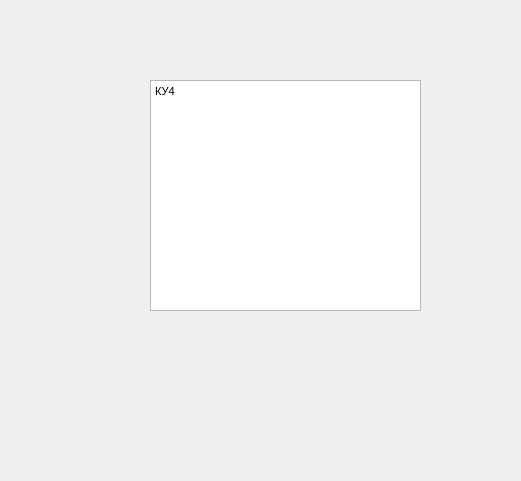
Aleksandra06/Travel_guide, file Kurse/fourth_sub_menu_widget.ui: the form before one commit.
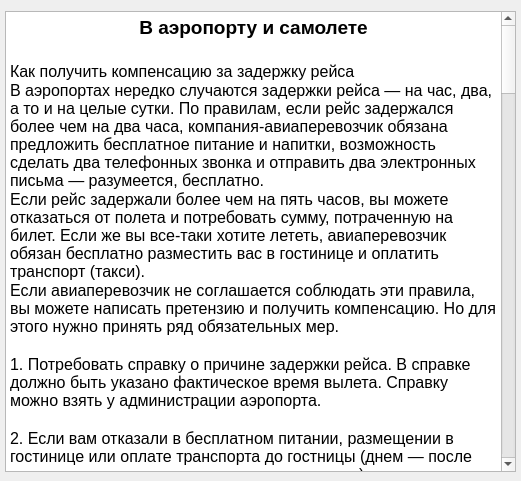
The form after the commit.

Commit message: Добавление информации в первом пункте меню, создание списочного интерфейса

Patch:
```diff
--- a/Kurse/fourth_sub_menu_widget.ui
+++ b/Kurse/fourth_sub_menu_widget.ui
@@ -13,13 +13,13 @@
   <property name="windowTitle">
    <string>Form</string>
   </property>
-  <widget class="QTextEdit" name="textEdit">
+  <widget class="QTextBrowser" name="textBrowser">
    <property name="geometry">
     <rect>
-     <x>150</x>
-     <y>80</y>
-     <width>271</width>
-     <height>231</height>
+     <x>5</x>
+     <y>11</y>
+     <width>511</width>
+     <height>461</height>
     </rect>
    </property>
    <property name="html">
@@ -27,8 +27,69 @@
 &lt;html&gt;&lt;head&gt;&lt;meta name=&quot;qrichtext&quot; content=&quot;1&quot; /&gt;&lt;style type=&quot;text/css&quot;&gt;
 p, li { white-space: pre-wrap; }
 &lt;/style&gt;&lt;/head&gt;&lt;body style=&quot; font-family:'MS Shell Dlg 2'; font-size:8.25pt; font-weight:400; font-style:normal;&quot;&gt;
-&lt;p style=&quot; margin-top:0px; margin-bottom:0px; margin-left:0px; margin-right:0px; -qt-block-indent:0; text-indent:0px;&quot;&gt;КУ4&lt;/p&gt;
-&lt;p style=&quot;-qt-paragraph-type:empty; margin-top:0px; margin-bottom:0px; margin-left:0px; margin-right:0px; -qt-block-indent:0; text-indent:0px;&quot;&gt;&lt;br /&gt;&lt;/p&gt;&lt;/body&gt;&lt;/html&gt;</string>
+&lt;p align=&quot;center&quot; style=&quot; margin-top:0px; margin-bottom:0px; margin-left:0px; margin-right:0px; -qt-block-indent:0; text-indent:0px;&quot;&gt;&lt;span style=&quot; font-size:14pt; font-weight:600;&quot;&gt;В аэропорту и самолете&lt;/span&gt;&lt;/p&gt;
+&lt;p align=&quot;center&quot; style=&quot;-qt-paragraph-type:empty; margin-top:0px; margin-bottom:0px; margin-left:0px; margin-right:0px; -qt-block-indent:0; text-indent:0px; font-size:14pt; font-weight:600;&quot;&gt;&lt;br /&gt;&lt;/p&gt;
+&lt;p style=&quot; margin-top:0px; margin-bottom:0px; margin-left:0px; margin-right:0px; -qt-block-indent:0; text-indent:0px;&quot;&gt;&lt;span style=&quot; font-size:12pt;&quot;&gt;Как получить компенсацию за задержку рейса&lt;/span&gt;&lt;/p&gt;
+&lt;p style=&quot; margin-top:0px; margin-bottom:0px; margin-left:0px; margin-right:0px; -qt-block-indent:0; text-indent:0px;&quot;&gt;&lt;span style=&quot; font-size:12pt;&quot;&gt;В аэропортах нередко случаются задержки рейса — на час, два, а то и на целые сутки. По правилам, если рейс задержался более чем на два часа, компания-авиаперевозчик обязана предложить бесплатное питание и напитки, возможность сделать два телефонных звонка и отправить два электронных письма — разумеется, бесплатно.&lt;/span&gt;&lt;/p&gt;
+&lt;p style=&quot; margin-top:0px; margin-bottom:0px; margin-left:0px; margin-right:0px; -qt-block-indent:0; text-indent:0px;&quot;&gt;&lt;span style=&quot; font-size:12pt;&quot;&gt;Если рейс задержали более чем на пять часов, вы можете отказаться от полета и потребовать сумму, потраченную на билет. Если же вы все-таки хотите лететь, авиаперевозчик обязан бесплатно разместить вас в гостинице и оплатить транспорт (такси).&lt;/span&gt;&lt;/p&gt;
+&lt;p style=&quot; margin-top:0px; margin-bottom:0px; margin-left:0px; margin-right:0px; -qt-block-indent:0; text-indent:0px;&quot;&gt;&lt;span style=&quot; font-size:12pt;&quot;&gt;Если авиаперевозчик не соглашается соблюдать эти правила, вы можете написать претензию и получить компенсацию. Но для этого нужно принять ряд обязательных мер.&lt;/span&gt;&lt;/p&gt;
+&lt;p style=&quot;-qt-paragraph-type:empty; margin-top:0px; margin-bottom:0px; margin-left:0px; margin-right:0px; -qt-block-indent:0; text-indent:0px; font-size:12pt;&quot;&gt;&lt;br /&gt;&lt;/p&gt;
+&lt;p style=&quot; margin-top:0px; margin-bottom:0px; margin-left:0px; margin-right:0px; -qt-block-indent:0; text-indent:0px;&quot;&gt;&lt;span style=&quot; font-size:12pt;&quot;&gt;1. Потребовать справку о причине задержки рейса. В справке должно быть указано фактическое время вылета. Справку можно взять у администрации аэропорта.&lt;/span&gt;&lt;/p&gt;
+&lt;p style=&quot;-qt-paragraph-type:empty; margin-top:0px; margin-bottom:0px; margin-left:0px; margin-right:0px; -qt-block-indent:0; text-indent:0px; font-size:12pt;&quot;&gt;&lt;br /&gt;&lt;/p&gt;
+&lt;p style=&quot; margin-top:0px; margin-bottom:0px; margin-left:0px; margin-right:0px; -qt-block-indent:0; text-indent:0px;&quot;&gt;&lt;span style=&quot; font-size:12pt;&quot;&gt;2. Если вам отказали в бесплатном питании, размещении в гостинице или оплате транспорта до гостницы (днем — после восьми часов задержки, ночью — после шести), то сохраните все чеки, которые подтвердят ваши расходы: билеты на общественный транспорт, чеки за покупку еды и напитков, лекарства, счет из гостиницы.&lt;/span&gt;&lt;/p&gt;
+&lt;p style=&quot;-qt-paragraph-type:empty; margin-top:0px; margin-bottom:0px; margin-left:0px; margin-right:0px; -qt-block-indent:0; text-indent:0px; font-size:12pt;&quot;&gt;&lt;br /&gt;&lt;/p&gt;
+&lt;p style=&quot; margin-top:0px; margin-bottom:0px; margin-left:0px; margin-right:0px; -qt-block-indent:0; text-indent:0px;&quot;&gt;&lt;span style=&quot; font-size:12pt;&quot;&gt;3. После того как вы добрались до места назначения, сразу напишите претензию в авиакомпанию, приложив к ней все копии документов.&lt;/span&gt;&lt;/p&gt;
+&lt;p style=&quot;-qt-paragraph-type:empty; margin-top:0px; margin-bottom:0px; margin-left:0px; margin-right:0px; -qt-block-indent:0; text-indent:0px; font-size:12pt;&quot;&gt;&lt;br /&gt;&lt;/p&gt;
+&lt;p style=&quot; margin-top:0px; margin-bottom:0px; margin-left:0px; margin-right:0px; -qt-block-indent:0; text-indent:0px;&quot;&gt;&lt;span style=&quot; font-size:12pt;&quot;&gt;4. Если из-за задержки рейса сорвалась деловая встреча, аннулирована бронь в отеле или возникли еще какие-то неприятности, связанные с убытками, вы вправе требовать компенсации.&lt;/span&gt;&lt;/p&gt;
+&lt;p style=&quot;-qt-paragraph-type:empty; margin-top:0px; margin-bottom:0px; margin-left:0px; margin-right:0px; -qt-block-indent:0; text-indent:0px; font-size:12pt;&quot;&gt;&lt;br /&gt;&lt;/p&gt;
+&lt;p style=&quot; margin-top:0px; margin-bottom:0px; margin-left:0px; margin-right:0px; -qt-block-indent:0; text-indent:0px;&quot;&gt;&lt;span style=&quot; font-size:12pt;&quot;&gt;5. Если авиакомпания проигнорировала вашу претензию, вы можете обратиться в суд, приложив копии авиабилета с отметкой о задержке и прочие документы, подтверждающие ваши убытки и расходы.&lt;/span&gt;&lt;/p&gt;
+&lt;p style=&quot; margin-top:0px; margin-bottom:0px; margin-left:0px; margin-right:0px; -qt-block-indent:0; text-indent:0px;&quot;&gt;&lt;span style=&quot; font-size:12pt;&quot;&gt;Если вы летите в Европу или из Европы и рейс придется ждать более двух часов (кроме задержек, связанных с погодными условиями), можно получить компенсацию проще, не составляя лично никаких претензий. Для этого нужно обратиться в специальных сервис AirHelp.&lt;/span&gt;&lt;/p&gt;
+&lt;p style=&quot;-qt-paragraph-type:empty; margin-top:0px; margin-bottom:0px; margin-left:0px; margin-right:0px; -qt-block-indent:0; text-indent:0px; font-size:12pt;&quot;&gt;&lt;br /&gt;&lt;/p&gt;
+&lt;p style=&quot; margin-top:0px; margin-bottom:0px; margin-left:0px; margin-right:0px; -qt-block-indent:0; text-indent:0px;&quot;&gt;&lt;span style=&quot; font-size:12pt;&quot;&gt;Вам нужно только ввести номер рейса, прочитать информацию о денежной компенсации, которую вам пришлет AirHelp, и получить свои деньги. Поскольку сервис составит за вас претензию и, в случае отказа авиаперевозчика от выплат, даже может довести дело до суда. За работу полагается комиссия — 25% от денег, которые вы получите.&lt;/span&gt;&lt;/p&gt;
+&lt;p style=&quot;-qt-paragraph-type:empty; margin-top:0px; margin-bottom:0px; margin-left:0px; margin-right:0px; -qt-block-indent:0; text-indent:0px; font-size:12pt;&quot;&gt;&lt;br /&gt;&lt;/p&gt;
+&lt;p style=&quot; margin-top:0px; margin-bottom:0px; margin-left:0px; margin-right:0px; -qt-block-indent:0; text-indent:0px;&quot;&gt;&lt;span style=&quot; font-size:12pt;&quot;&gt;Примерные суммы компенсаций: если расстояние рейса меньше 1500 км — 250 евро, от 1500 до 3500 км — 400 евро, более 3500 км — 600 евро.&lt;/span&gt;&lt;/p&gt;
+&lt;p style=&quot; margin-top:0px; margin-bottom:0px; margin-left:0px; margin-right:0px; -qt-block-indent:0; text-indent:0px;&quot;&gt;&lt;span style=&quot; font-size:12pt;&quot;&gt;Что нужно взять с собой на случай задержки рейса&lt;/span&gt;&lt;/p&gt;
+&lt;p style=&quot; margin-top:0px; margin-bottom:0px; margin-left:0px; margin-right:0px; -qt-block-indent:0; text-indent:0px;&quot;&gt;&lt;span style=&quot; font-size:12pt;&quot;&gt;С компенсацией или без, вам все-таки придется ждать рейс, так что стоит заранее позаботиться о развлечениях на такой случай.&lt;/span&gt;&lt;/p&gt;
+&lt;p style=&quot; margin-top:0px; margin-bottom:0px; margin-left:0px; margin-right:0px; -qt-block-indent:0; text-indent:0px;&quot;&gt;&lt;span style=&quot; font-size:12pt;&quot;&gt;На случай задержки возьмите с собой:&lt;/span&gt;&lt;/p&gt;
+&lt;p style=&quot; margin-top:0px; margin-bottom:0px; margin-left:0px; margin-right:0px; -qt-block-indent:0; text-indent:0px;&quot;&gt;&lt;span style=&quot; font-size:12pt;&quot;&gt;книгу — обычную или электронную;&lt;/span&gt;&lt;/p&gt;
+&lt;p style=&quot; margin-top:0px; margin-bottom:0px; margin-left:0px; margin-right:0px; -qt-block-indent:0; text-indent:0px;&quot;&gt;&lt;span style=&quot; font-size:12pt;&quot;&gt;полностью заряженный планшет;&lt;/span&gt;&lt;/p&gt;
+&lt;p style=&quot; margin-top:0px; margin-bottom:0px; margin-left:0px; margin-right:0px; -qt-block-indent:0; text-indent:0px;&quot;&gt;&lt;span style=&quot; font-size:12pt;&quot;&gt;портативную батарею для зарядки гаджетов (они недорого стоят и пригодятся не только в аэропорту);&lt;/span&gt;&lt;/p&gt;
+&lt;p style=&quot; margin-top:0px; margin-bottom:0px; margin-left:0px; margin-right:0px; -qt-block-indent:0; text-indent:0px;&quot;&gt;&lt;span style=&quot; font-size:12pt;&quot;&gt;журналы для легкого чтения;&lt;/span&gt;&lt;/p&gt;
+&lt;p style=&quot; margin-top:0px; margin-bottom:0px; margin-left:0px; margin-right:0px; -qt-block-indent:0; text-indent:0px;&quot;&gt;&lt;span style=&quot; font-size:12pt;&quot;&gt;пустую бутылку для воды (можно наполнить из фонтанчика);&lt;/span&gt;&lt;/p&gt;
+&lt;p style=&quot; margin-top:0px; margin-bottom:0px; margin-left:0px; margin-right:0px; -qt-block-indent:0; text-indent:0px;&quot;&gt;&lt;span style=&quot; font-size:12pt;&quot;&gt;легкие закуски вроде орешков или смеси сухофруктов;&lt;/span&gt;&lt;/p&gt;
+&lt;p style=&quot; margin-top:0px; margin-bottom:0px; margin-left:0px; margin-right:0px; -qt-block-indent:0; text-indent:0px;&quot;&gt;&lt;span style=&quot; font-size:12pt;&quot;&gt;подушку для шеи;&lt;/span&gt;&lt;/p&gt;
+&lt;p style=&quot; margin-top:0px; margin-bottom:0px; margin-left:0px; margin-right:0px; -qt-block-indent:0; text-indent:0px;&quot;&gt;&lt;span style=&quot; font-size:12pt;&quot;&gt;обезболивающее или снотворное.&lt;/span&gt;&lt;/p&gt;
+&lt;p style=&quot;-qt-paragraph-type:empty; margin-top:0px; margin-bottom:0px; margin-left:0px; margin-right:0px; -qt-block-indent:0; text-indent:0px; font-size:12pt;&quot;&gt;&lt;br /&gt;&lt;/p&gt;
+&lt;p style=&quot; margin-top:0px; margin-bottom:0px; margin-left:0px; margin-right:0px; -qt-block-indent:0; text-indent:0px;&quot;&gt;&lt;span style=&quot; font-size:12pt;&quot;&gt;Трудно переоценить значение бесплатного Wi-Fi в аэропорту, но, к сожалению, он есть не везде. Решить эту проблему можно следующими способами.&lt;/span&gt;&lt;/p&gt;
+&lt;p style=&quot;-qt-paragraph-type:empty; margin-top:0px; margin-bottom:0px; margin-left:0px; margin-right:0px; -qt-block-indent:0; text-indent:0px; font-size:12pt;&quot;&gt;&lt;br /&gt;&lt;/p&gt;
+&lt;p style=&quot; margin-top:0px; margin-bottom:0px; margin-left:0px; margin-right:0px; -qt-block-indent:0; text-indent:0px;&quot;&gt;&lt;span style=&quot; font-size:12pt;&quot;&gt;1. Заранее установите на свое устройство приложение Skype Wi-Fi. Благодаря балансовому счету Skype у вас практически всегда будет доступ к интернету. Если Skype есть на ноутбуке, а на счете есть деньги, вы практически всегда сможете сделать видеозвонок, зачекиниться, проверить email.&lt;/span&gt;&lt;/p&gt;
+&lt;p style=&quot;-qt-paragraph-type:empty; margin-top:0px; margin-bottom:0px; margin-left:0px; margin-right:0px; -qt-block-indent:0; text-indent:0px; font-size:12pt;&quot;&gt;&lt;br /&gt;&lt;/p&gt;
+&lt;p style=&quot; margin-top:0px; margin-bottom:0px; margin-left:0px; margin-right:0px; -qt-block-indent:0; text-indent:0px;&quot;&gt;&lt;span style=&quot; font-size:12pt;&quot;&gt;2. Используйте сеть мобильных операторов. В аэропорту нередко встречаются сети вроде Deutsche Telekom Free Wi-Fi или других мобильных операторов. При попытке подключиться к сети вам может попасться выгодное предложение — обменять номер телефона на полчаса доступа в интернет.&lt;/span&gt;&lt;/p&gt;
+&lt;p style=&quot;-qt-paragraph-type:empty; margin-top:0px; margin-bottom:0px; margin-left:0px; margin-right:0px; -qt-block-indent:0; text-indent:0px; font-size:12pt;&quot;&gt;&lt;br /&gt;&lt;/p&gt;
+&lt;p style=&quot; margin-top:0px; margin-bottom:0px; margin-left:0px; margin-right:0px; -qt-block-indent:0; text-indent:0px;&quot;&gt;&lt;span style=&quot; font-size:12pt;&quot;&gt;3. Найти Wi-Fi через Foursquare. Вы можете поискать точки Wi-Fi с помощью мобильного интернета, если у вас не очень дорогой роуминг, или подготовиться заранее и выяснить все об аэропорте еще дома. Находите на Foursquare свой аэропорт, в форме поиска по «типсам» набирате «Wi-Fi» и смотрите все, что об этом написали другие пользователи.&lt;/span&gt;&lt;/p&gt;
+&lt;p style=&quot;-qt-paragraph-type:empty; margin-top:0px; margin-bottom:0px; margin-left:0px; margin-right:0px; -qt-block-indent:0; text-indent:0px; font-size:12pt;&quot;&gt;&lt;br /&gt;&lt;/p&gt;
+&lt;p style=&quot; margin-top:0px; margin-bottom:0px; margin-left:0px; margin-right:0px; -qt-block-indent:0; text-indent:0px;&quot;&gt;&lt;span style=&quot; font-size:12pt;&quot;&gt;4. Попросите у ожидающих. Если у вас есть серьезное дело, можно попросить воспользоваться интернетом на несколько минут. В аэропорту есть не только туристы, но и местные с предоплаченным интернетом 3G и 4G, которые наверняка вам не откажут.&lt;/span&gt;&lt;/p&gt;
+&lt;p style=&quot;-qt-paragraph-type:empty; margin-top:0px; margin-bottom:0px; margin-left:0px; margin-right:0px; -qt-block-indent:0; text-indent:0px; font-size:12pt;&quot;&gt;&lt;br /&gt;&lt;/p&gt;
+&lt;p style=&quot; margin-top:0px; margin-bottom:0px; margin-left:0px; margin-right:0px; -qt-block-indent:0; text-indent:0px;&quot;&gt;&lt;span style=&quot; font-size:12pt;&quot;&gt;Как сэкономить в аэропорту&lt;/span&gt;&lt;/p&gt;
+&lt;p style=&quot; margin-top:0px; margin-bottom:0px; margin-left:0px; margin-right:0px; -qt-block-indent:0; text-indent:0px;&quot;&gt;&lt;span style=&quot; font-size:12pt;&quot;&gt;В зависимости от рейсов и пересадок вы можете потратить значительную сумму, просто питаясь в аэропортах. Есть несколько советов, которые помогут вам сэкономить.&lt;/span&gt;&lt;/p&gt;
+&lt;p style=&quot;-qt-paragraph-type:empty; margin-top:0px; margin-bottom:0px; margin-left:0px; margin-right:0px; -qt-block-indent:0; text-indent:0px; font-size:12pt;&quot;&gt;&lt;br /&gt;&lt;/p&gt;
+&lt;p style=&quot; margin-top:0px; margin-bottom:0px; margin-left:0px; margin-right:0px; -qt-block-indent:0; text-indent:0px;&quot;&gt;&lt;span style=&quot; font-size:12pt;&quot;&gt;1. Тщательно выбирайте авиакомпанию. Во время перелетов подают бесплатную еду, но в разных авиакомпаниях она может различаться. Если вы хорошо (и бесплатно) поели в самолете, не придется покупать в аэропорту. Например, на рейсах «Аэрофлота» приносят вкусные и обильные обеды, а при бронировании билета через сайт можно даже выбрать специальный тип питания.&lt;/span&gt;&lt;/p&gt;
+&lt;p style=&quot;-qt-paragraph-type:empty; margin-top:0px; margin-bottom:0px; margin-left:0px; margin-right:0px; -qt-block-indent:0; text-indent:0px; font-size:12pt;&quot;&gt;&lt;br /&gt;&lt;/p&gt;
+&lt;p style=&quot; margin-top:0px; margin-bottom:0px; margin-left:0px; margin-right:0px; -qt-block-indent:0; text-indent:0px;&quot;&gt;&lt;span style=&quot; font-size:12pt;&quot;&gt;2. Планируйте расходы и экономию. Если вы купили билет с пересадкой и ожиданием в шесть часов и сэкономили на этом 300 долларов, почему бы не потратить половину на нормальную еду в аэропорту? Просто помните, что вы и так сэкономили.&lt;/span&gt;&lt;/p&gt;
+&lt;p style=&quot;-qt-paragraph-type:empty; margin-top:0px; margin-bottom:0px; margin-left:0px; margin-right:0px; -qt-block-indent:0; text-indent:0px; font-size:12pt;&quot;&gt;&lt;br /&gt;&lt;/p&gt;
+&lt;p style=&quot; margin-top:0px; margin-bottom:0px; margin-left:0px; margin-right:0px; -qt-block-indent:0; text-indent:0px;&quot;&gt;&lt;span style=&quot; font-size:12pt;&quot;&gt;3. Приготовьтесь заранее. Если вы знаете, что придется ждать в терминале, лучше заранее запастись закусками и сладостями — в общем, всем, что вы могли бы захотеть. В аэропорту вся еда стоит в пять раз дороже, чем в магазинах, поэтому стоит запастись, например, плиткой шоколада и пакетиком карамелек заранее. Можно сделать бутерброды и взять их в герметичном контейнере для еды.&lt;/span&gt;&lt;/p&gt;
+&lt;p style=&quot;-qt-paragraph-type:empty; margin-top:0px; margin-bottom:0px; margin-left:0px; margin-right:0px; -qt-block-indent:0; text-indent:0px; font-size:12pt;&quot;&gt;&lt;br /&gt;&lt;/p&gt;
+&lt;p style=&quot; margin-top:0px; margin-bottom:0px; margin-left:0px; margin-right:0px; -qt-block-indent:0; text-indent:0px;&quot;&gt;&lt;span style=&quot; font-size:12pt;&quot;&gt;4. Тщательно выбирайте точки общественного питания. Если вы решили потратиться и поесть в аэропорту, сначала посмотрите лучшие точки питания в Foursquare. Фотографии и отзывы пользователей помогут понять, стоит ли тратить свои деньги именно здесь.&lt;/span&gt;&lt;/p&gt;
+&lt;p style=&quot;-qt-paragraph-type:empty; margin-top:0px; margin-bottom:0px; margin-left:0px; margin-right:0px; -qt-block-indent:0; text-indent:0px; font-size:12pt;&quot;&gt;&lt;br /&gt;&lt;/p&gt;
+&lt;p style=&quot; margin-top:0px; margin-bottom:0px; margin-left:0px; margin-right:0px; -qt-block-indent:0; text-indent:0px;&quot;&gt;&lt;span style=&quot; font-size:12pt;&quot;&gt;5. Поешьте в ресторане быстрого питания, цены здесь вполне доступные, в отличие от кафе и ресторанов с сидячими местами. Burger King, Wendy's, McDonald's — вы утолите голод и не потратите много денег, а нормально поесть можно и в пункте назначения.&lt;/span&gt;&lt;/p&gt;
+&lt;p style=&quot;-qt-paragraph-type:empty; margin-top:0px; margin-bottom:0px; margin-left:0px; margin-right:0px; -qt-block-indent:0; text-indent:0px; font-size:12pt;&quot;&gt;&lt;br /&gt;&lt;/p&gt;
+&lt;p style=&quot; margin-top:0px; margin-bottom:0px; margin-left:0px; margin-right:0px; -qt-block-indent:0; text-indent:0px;&quot;&gt;&lt;span style=&quot; font-size:12pt;&quot;&gt;6. Бутылка 0,2 л в аэропорту может стоить от 3 долларов, а в душных терминалах пить хочется постоянно. Возьмите с собой пустую бутылку (вы не пронесете бутылку с водой через терминал, а пустую — вполне) и наполните ее водой из фонтанчика.&lt;/span&gt;&lt;/p&gt;
+&lt;p style=&quot;-qt-paragraph-type:empty; margin-top:0px; margin-bottom:0px; margin-left:0px; margin-right:0px; -qt-block-indent:0; text-indent:0px; font-size:12pt;&quot;&gt;&lt;br /&gt;&lt;/p&gt;
+&lt;p style=&quot; margin-top:0px; margin-bottom:0px; margin-left:0px; margin-right:0px; -qt-block-indent:0; text-indent:0px;&quot;&gt;&lt;span style=&quot; font-size:12pt;&quot;&gt;Как сэкономить на такси&lt;/span&gt;&lt;/p&gt;
+&lt;p style=&quot; margin-top:0px; margin-bottom:0px; margin-left:0px; margin-right:0px; -qt-block-indent:0; text-indent:0px;&quot;&gt;&lt;span style=&quot; font-size:12pt;&quot;&gt;Есть отличный метод, который действует в большинстве аэропортов мира.&lt;/span&gt;&lt;/p&gt;
+&lt;p style=&quot; margin-top:0px; margin-bottom:0px; margin-left:0px; margin-right:0px; -qt-block-indent:0; text-indent:0px;&quot;&gt;&lt;span style=&quot; font-size:12pt;&quot;&gt;Нужно подойти к месту, куда привозят улетающих, и запрыгнуть в одно из только что подъехавших такси. Водитель обрадуется, что не придется ехать обратно пустым, конечно, если его машина не привязана к препейд-точке аэропорта.&lt;/span&gt;&lt;/p&gt;
+&lt;p style=&quot;-qt-paragraph-type:empty; margin-top:0px; margin-bottom:0px; margin-left:0px; margin-right:0px; -qt-block-indent:0; text-indent:0px; font-size:12pt;&quot;&gt;&lt;br /&gt;&lt;/p&gt;
+&lt;p style=&quot; margin-top:0px; margin-bottom:0px; margin-left:0px; margin-right:0px; -qt-block-indent:0; text-indent:0px;&quot;&gt;&lt;span style=&quot; font-size:12pt;&quot;&gt;Единственная сложность этого метода заключается в том, что из зоны прибытия аэропорта может быть достаточно сложно добраться в зону отправления. Это могут быть разные уровни или концы аэропорта, но экономия может составлять до 70%, так что стоит попробовать.&lt;/span&gt;&lt;/p&gt;&lt;/body&gt;&lt;/html&gt;</string>
    </property>
   </widget>
  </widget>
```
The commit also changes 7 other files.
